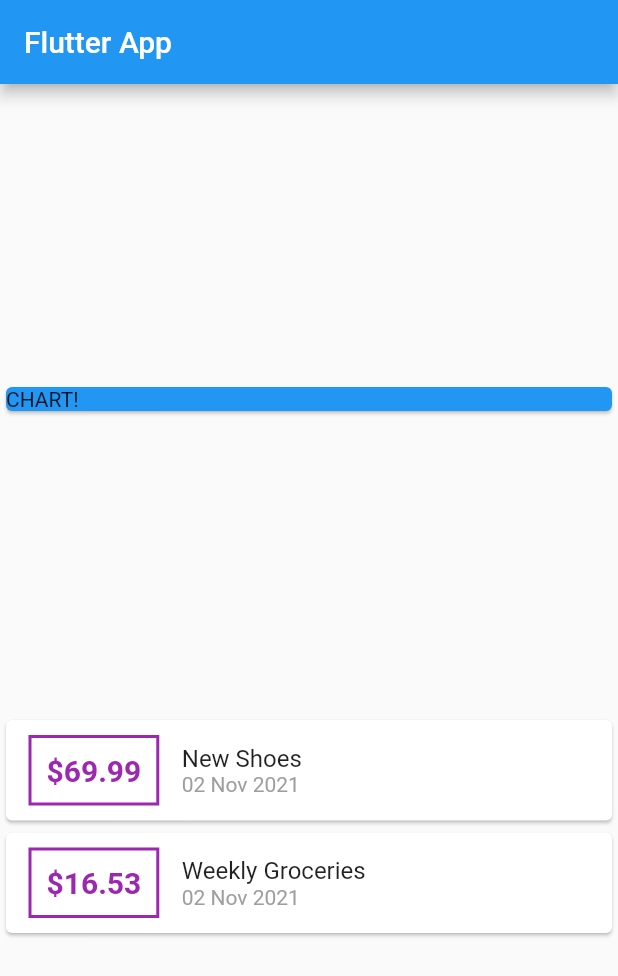
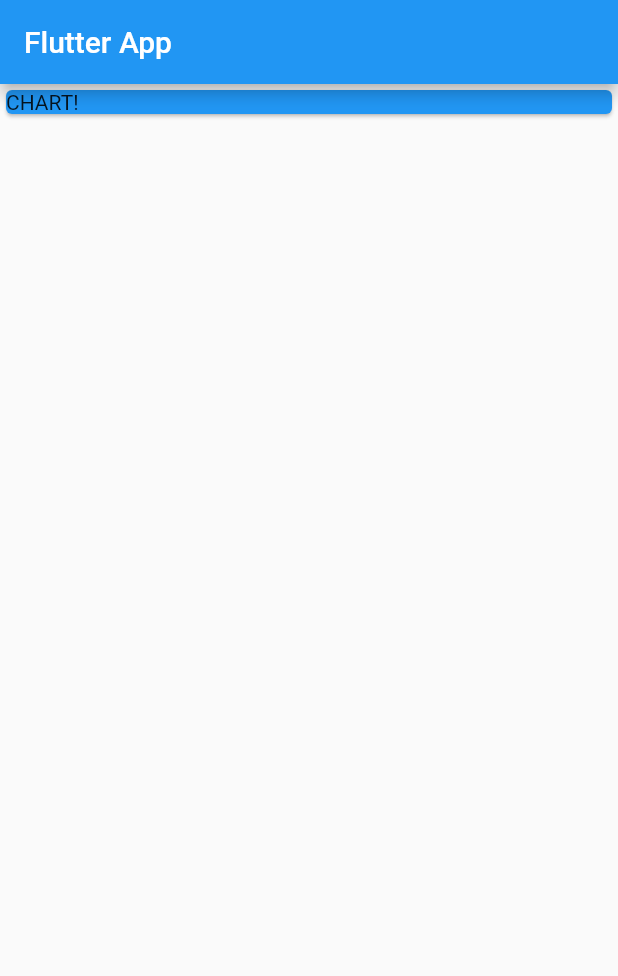
Before and after one commit to LodewykRoux/personal_Expenses, a Flutter app: the screen it shows after launch, on a phone screen of 412 x 824 dp. Shown: the top 976 px of the screen. Run offline on Flutter 3.47's test engine with Material 2 defaults, Android fonts, the phone set to English and light mode, and no system bars.

```diff
--- a/lib/main.dart
+++ b/lib/main.dart
@@ -1,6 +1,5 @@
 import 'package:flutter/material.dart';
-import 'package:personal_expenses/transaction.dart';
-import 'package:intl/intl.dart';
+import 'package:personal_expenses/models/transaction.dart';
 
 void main() => runApp(const MyApp());
 
@@ -18,20 +17,7 @@ class MyApp extends StatelessWidget {
 class MyHomePage extends StatelessWidget {
   MyHomePage({Key? key}) : super(key: key);
 
-  final List<Transaction> transactions = [
-    Transaction(
-      id: 't1',
-      title: 'New Shoes',
-      amount: 69.99,
-      date: DateTime.now(),
-    ),
-    Transaction(
-      id: 't2',
-      title: 'Weekly Groceries',
-      amount: 16.53,
-      date: DateTime.now(),
-    ),
-  ];
+  final List<Transaction> transactions = [];
 
   @override
   Widget build(BuildContext context) {
@@ -40,7 +26,6 @@ class MyHomePage extends StatelessWidget {
         title: const Text('Flutter App'),
       ),
       body: Column(
-        mainAxisAlignment: MainAxisAlignment.spaceEvenly,
         children: [
           Card(
             color: Colors.blue,
@@ -49,52 +34,7 @@ class MyHomePage extends StatelessWidget {
               child: const Text('CHART!'),
             ),
           ),
-          Column(
-            children: transactions
-                .map((tx) => Card(
-                      child: Row(
-                        children: [
-                          Container(
-                            margin: const EdgeInsets.symmetric(
-                                vertical: 10, horizontal: 15),
-                            decoration: BoxDecoration(
-                              border: Border.all(
-                                color: Colors.purple,
-                                width: 2,
-                              ),
-                            ),
-                            padding: const EdgeInsets.all(10),
-                            child: Text(
-                              '\$${tx.amount}',
-                              style: const TextStyle(
-                                  fontWeight: FontWeight.bold,
-                                  fontSize: 20,
-                                  color: Colors.purple),
-                            ),
-                          ),
-                          Column(
-                            crossAxisAlignment: CrossAxisAlignment.start,
-                            children: [
-                              Text(
-                                tx.title,
-                                style: const TextStyle(
-                                  fontSize: 16,
-                                  fontWeight: FontWeight.w400,
-                                ),
-                              ),
-                              Text(
-                                DateFormat('dd MMM yyyy').format(tx.date),
-                                style: const TextStyle(
-                                  color: Colors.grey,
-                                ),
-                              ),
-                            ],
-                          )
-                        ],
-                      ),
-                    ))
-                .toList(),
-          )
+
         ],
       ),
     );
```
Also changed, not shown: lib/widgets/new_transaction.dart (added, +40 -0 lines), lib/widgets/transaction_list.dart (added, +58 -0 lines), lib/widgets/user_transactions.dart (added, +38 -0 lines), lib/models/transaction.dart (renamed from lib/transaction.dart).
